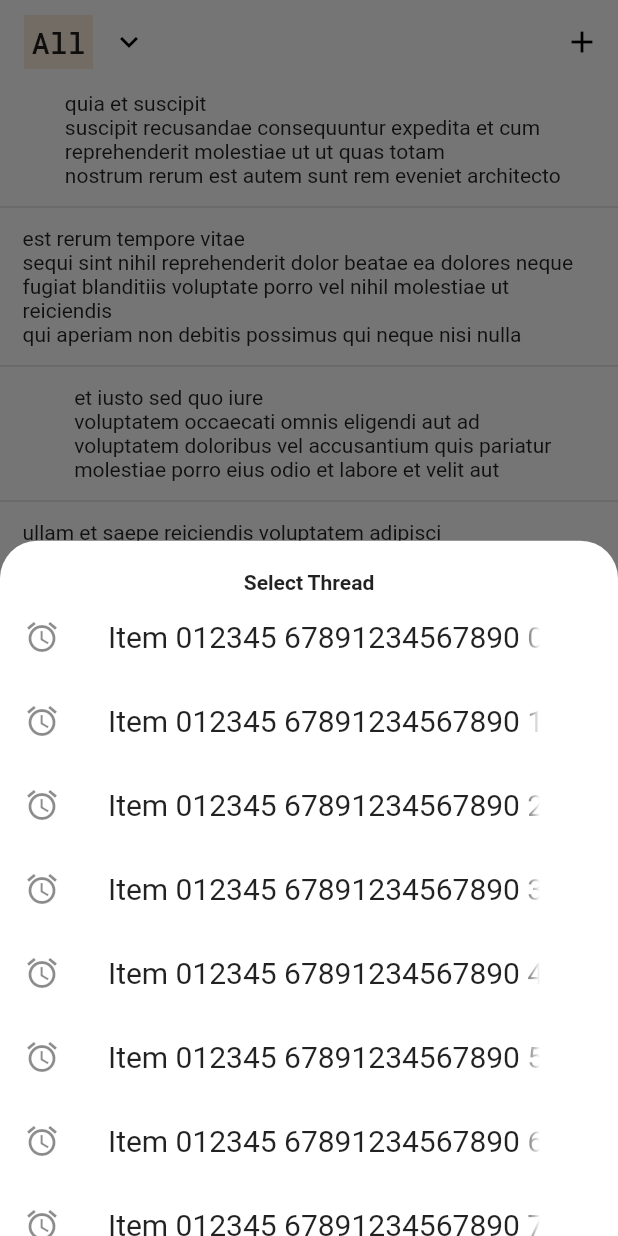
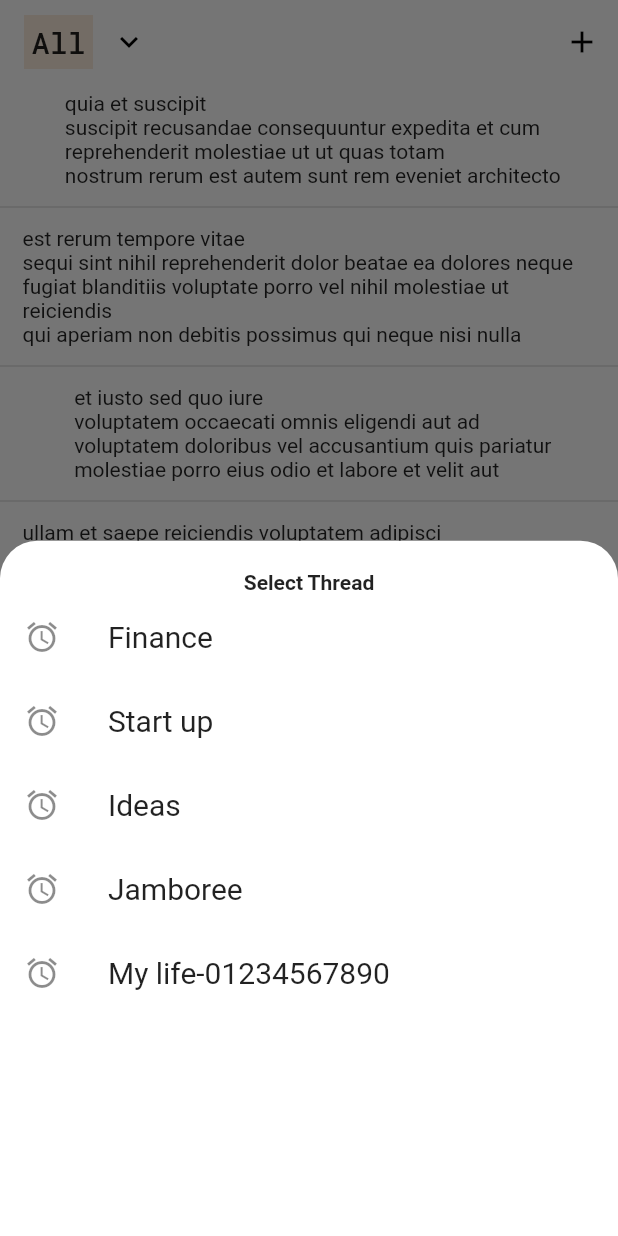
Before and after one commit to edward-jo/mono_story, a Flutter app: the screen it shows after launch, after a tap on the "keyboard arrow down" icon, on a phone screen of 412 x 824 dp. Run offline on Flutter 3.47's test engine with Material 2 defaults, Android fonts, the phone set to English and light mode, and no system bars; our stand-ins replace google_fonts.

Commit message:
Show ThreadListBottomSheet when pressing Thread name button

```diff
--- a/lib/ui/views/main/home/home_screen.dart
+++ b/lib/ui/views/main/home/home_screen.dart
@@ -4,6 +4,7 @@ import 'package:flutter/widgets.dart';
 import 'package:mono_story/ui/common/modal_page_route.dart';
 import 'package:mono_story/ui/views/main/home/new_message/new_message_screen.dart';
 
+import 'thread_list_bottom_sheet.dart';
 import 'thread_select_button.dart';
 import 'message_listview.dart';
 
@@ -53,50 +54,12 @@ class _HomeScreenState extends State<HomeScreen> {
     showModalBottomSheet(
       context: context,
       builder: (ctx) {
-        return Container(
-          decoration: const BoxDecoration(
-            color: Colors.white,
-            borderRadius: BorderRadius.only(
-              topLeft: Radius.circular(25),
-              topRight: Radius.circular(25),
-            ),
-          ),
-          child: Column(
-            children: <Widget>[
-              const SizedBox(height: 20),
-              Text(
-                'Select Thread',
-                style: Theme.of(context)
-                    .textTheme
-                    .bodyText1!
-                    .copyWith(fontWeight: FontWeight.bold),
-              ),
-              Expanded(
-                child: SizedBox(
-                  child: ListView.builder(
-                      itemCount: 15,
-                      itemBuilder: (_, i) {
-                        return ListTile(
-                          leading: const Icon(Icons.access_alarm),
-                          title: Text(
-                            "Item 012345 67891234567890 $i",
-                            style: TextStyle(
-                                fontSize: Theme.of(context)
-                                    .textTheme
-                                    .headline6
-                                    ?.fontSize),
-                            overflow: TextOverflow.fade,
-                            softWrap: false,
-                          ),
-                          trailing: const SizedBox(width: 20),
-                          onTap: () => Navigator.of(context).pop(),
-                        );
-                      }),
-                ),
-              )
-            ],
-          ),
-        );
+        return ThreadListBottomSheet(onTap: (threadName) {
+          setState(() {
+            _currentThread = threadName;
+          });
+          Navigator.of(context).pop();
+        });
       },
     );
   }
```
